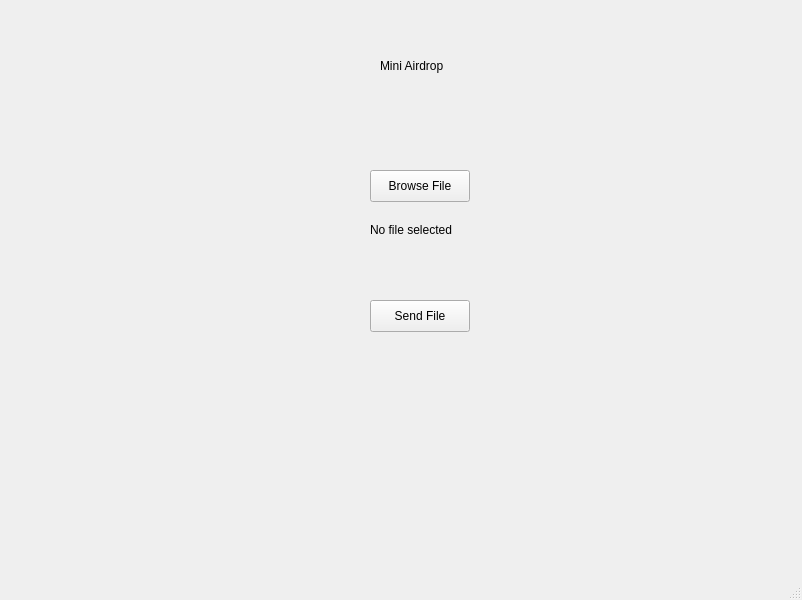
This is mainwindow.ui in samscripts106/Mini-AirDrop as Qt 5 draws it before an edit. The edited form follows.
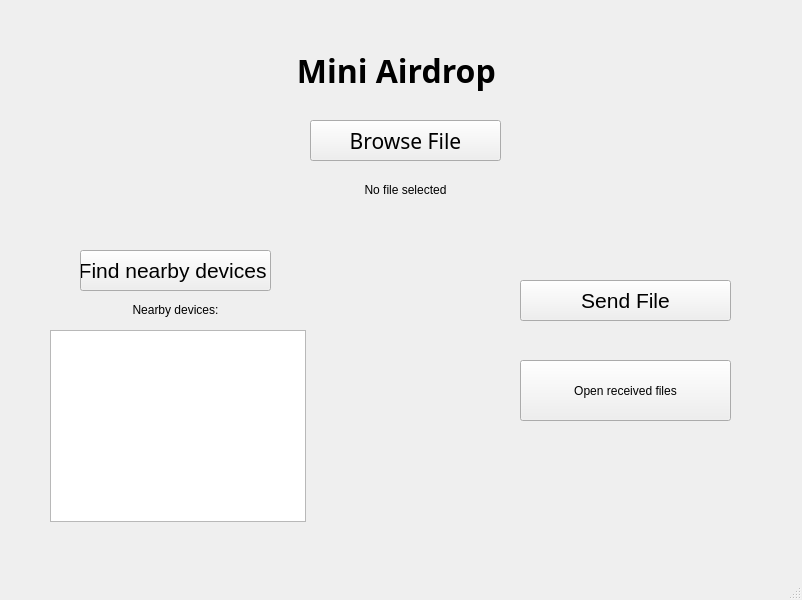
This is the edited form.

Commit message: Update MiniAirDrop UI and device discovery

```diff
--- a/mainwindow.ui
+++ b/mainwindow.ui
@@ -17,12 +17,21 @@
    <widget class="QPushButton" name="browseButton">
     <property name="geometry">
      <rect>
-      <x>370</x>
-      <y>170</y>
-      <width>100</width>
-      <height>32</height>
+      <x>310</x>
+      <y>120</y>
+      <width>191</width>
+      <height>41</height>
      </rect>
     </property>
+    <property name="font">
+     <font>
+      <family>Arial Unicode MS</family>
+      <pointsize>16</pointsize>
+     </font>
+    </property>
+    <property name="cursor">
+     <cursorShape>ArrowCursor</cursorShape>
+    </property>
     <property name="text">
      <string>Browse File</string>
     </property>
@@ -30,42 +39,129 @@
    <widget class="QLabel" name="label">
     <property name="geometry">
      <rect>
-      <x>380</x>
-      <y>50</y>
-      <width>71</width>
-      <height>31</height>
-     </rect>
-    </property>
-    <property name="text">
-     <string>Mini Airdrop</string>
-    </property>
-   </widget>
-   <widget class="QLabel" name="fileLabel">
-    <property name="geometry">
-     <rect>
-      <x>370</x>
-      <y>220</y>
+      <x>240</x>
+      <y>40</y>
       <width>321</width>
+      <height>60</height>
+     </rect>
+    </property>
+    <property name="minimumSize">
+     <size>
+      <width>150</width>
+      <height>60</height>
+     </size>
+    </property>
+    <property name="font">
+     <font>
+      <family>Rockwell</family>
+      <pointsize>24</pointsize>
+      <bold>true</bold>
+     </font>
+    </property>
+    <property name="layoutDirection">
+     <enum>Qt::LayoutDirection::LeftToRight</enum>
+    </property>
+    <property name="text">
+     <string>Mini Airdrop </string>
+    </property>
+    <property name="alignment">
+     <set>Qt::AlignmentFlag::AlignCenter</set>
+    </property>
+   </widget>
+   <widget class="QLabel" name="fileLabel">
+    <property name="geometry">
+     <rect>
+      <x>240</x>
+      <y>180</y>
+      <width>331</width>
       <height>20</height>
      </rect>
     </property>
+    <property name="layoutDirection">
+     <enum>Qt::LayoutDirection::LeftToRight</enum>
+    </property>
     <property name="text">
      <string>No file selected</string>
     </property>
+    <property name="alignment">
+     <set>Qt::AlignmentFlag::AlignCenter</set>
+    </property>
    </widget>
    <widget class="QPushButton" name="sendButton">
     <property name="geometry">
      <rect>
-      <x>370</x>
-      <y>300</y>
-      <width>100</width>
-      <height>32</height>
+      <x>520</x>
+      <y>280</y>
+      <width>211</width>
+      <height>41</height>
      </rect>
     </property>
+    <property name="font">
+     <font>
+      <pointsize>16</pointsize>
+     </font>
+    </property>
     <property name="text">
      <string>Send File</string>
     </property>
    </widget>
+   <widget class="QPushButton" name="receivedButton">
+    <property name="geometry">
+     <rect>
+      <x>520</x>
+      <y>360</y>
+      <width>211</width>
+      <height>61</height>
+     </rect>
+    </property>
+    <property name="text">
+     <string>Open received files</string>
+    </property>
+   </widget>
+   <widget class="QPushButton" name="discoverButton">
+    <property name="geometry">
+     <rect>
+      <x>80</x>
+      <y>250</y>
+      <width>191</width>
+      <height>41</height>
+     </rect>
+    </property>
+    <property name="font">
+     <font>
+      <pointsize>16</pointsize>
+     </font>
+    </property>
+    <property name="text">
+     <string>Find nearby devices </string>
+    </property>
+   </widget>
+   <widget class="QListWidget" name="deviceList">
+    <property name="geometry">
+     <rect>
+      <x>50</x>
+      <y>330</y>
+      <width>256</width>
+      <height>192</height>
+     </rect>
+    </property>
+   </widget>
+   <widget class="QLabel" name="label_2">
+    <property name="geometry">
+     <rect>
+      <x>80</x>
+      <y>300</y>
+      <width>191</width>
+      <height>20</height>
+     </rect>
+    </property>
+    <property name="text">
+     <string>Nearby devices:</string>
+    </property>
+    <property name="alignment">
+     <set>Qt::AlignmentFlag::AlignCenter</set>
+    </property>
+   </widget>
   </widget>
   <widget class="QMenuBar" name="menubar">
    <property name="geometry">
```
The commit also changes 3 other files.
